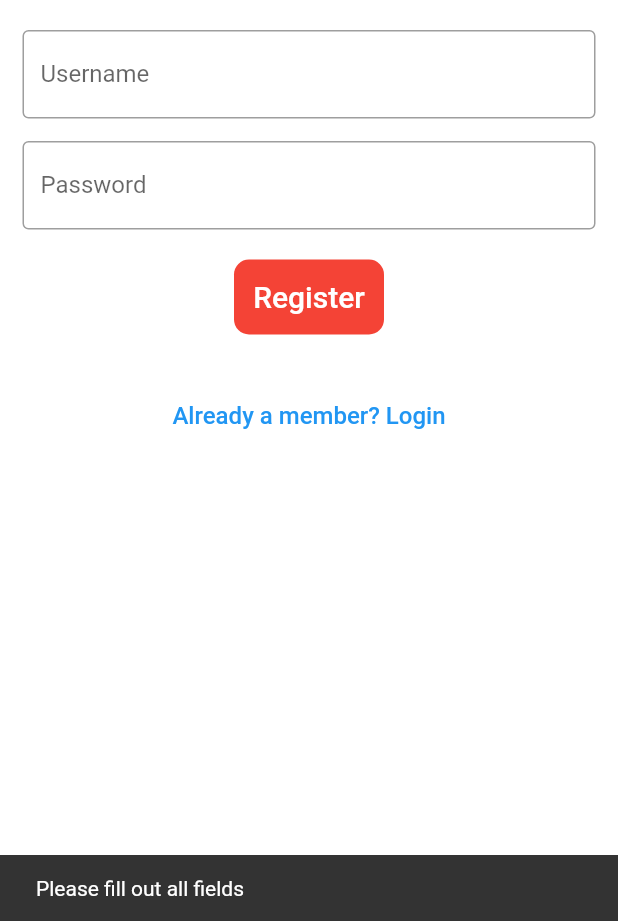
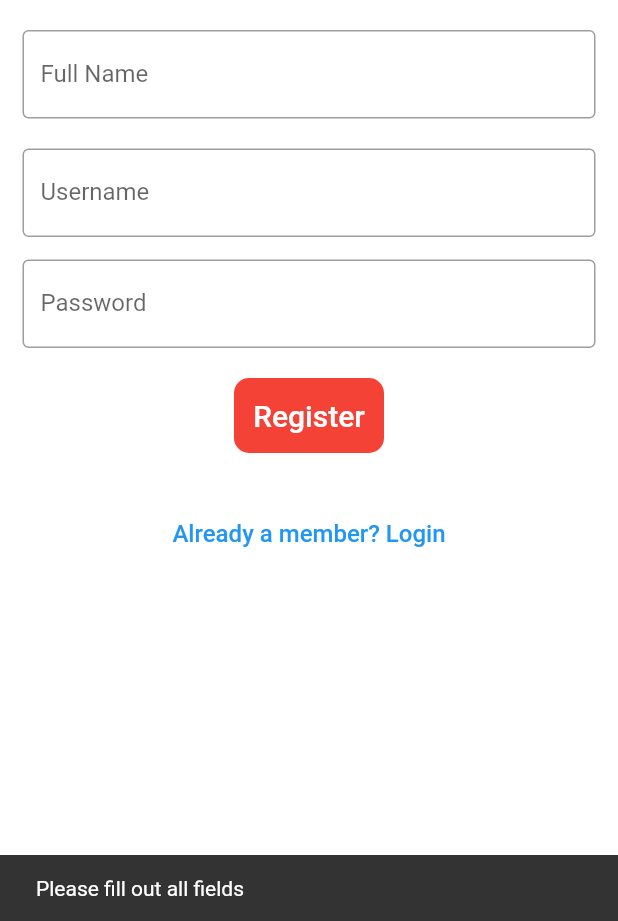
Before and after one commit to aagatpokhrel/Narrator, a Flutter app: the RegisterScreen screen opened directly, after a tap on "Register", on a phone screen of 412 x 824 dp, the part 315-1236 px from its top. Run offline on Flutter 3.47's test engine with Material 2 defaults, Android fonts, the phone set to English and light mode, and no system bars; our stand-ins replace audioplayers, file_picker, flutter_tts, settings_ui, speech_to_text, splashscreen; missing offline and left inert: flutter_azure_tts.

Commit message:
narrator app completed

```diff
--- a/lib/screens/register_screen.dart
+++ b/lib/screens/register_screen.dart
@@ -12,6 +12,7 @@ class RegisterScreen extends StatefulWidget {
 class _RegisterScreenState extends State<RegisterScreen> {
   String username = '';
   String password = '';
+  String fullname = '';
   late Session session;
 
   @override
@@ -34,6 +35,24 @@ class _RegisterScreenState extends State<RegisterScreen> {
                     width: 200,
                     height: 150,
                     child: Image.asset('assets/images/logo.png')),
+              ),
+            ),
+            Padding(
+              padding: const EdgeInsets.fromLTRB(
+                15.0,
+                20.0,
+                15.0,
+                0.0,
+              ),
+              child: TextField(
+                onChanged: (value) {
+                  fullname = value;
+                },
+                textInputAction: TextInputAction.next,
+                decoration:const InputDecoration(
+                    border: OutlineInputBorder(),
+                    labelText: 'Full Name',
+                    hintText: 'Enter Full Name'),
               ),
             ),
             Padding(
@@ -93,8 +112,7 @@ class _RegisterScreenState extends State<RegisterScreen> {
                     );
                     return;
                   }
-
-                  final bool checkError = await session.addUser(username,password);
+                  final bool checkError = await session.addUser(fullname,username,password);
                   if (checkError){
                     ScaffoldMessenger.of(context).showSnackBar(
                     const SnackBar(
--- a/lib/screens/welcome_screen.dart
+++ b/lib/screens/welcome_screen.dart
@@ -13,7 +13,7 @@ class _WelcomeScreenState extends State<WelcomeScreen> {
   @override
   Widget build(BuildContext context) {
     return SplashScreen(
-      seconds: 3,
+      seconds: 2,
       navigateAfterSeconds: LoginScreen(),
       title: const Text(
         'Narrator',
--- a/lib/utils/constants.dart
+++ b/lib/utils/constants.dart
@@ -3,4 +3,14 @@ import 'package:flutter/material.dart';
 const kPrimaryColor = Color(0xFF6F35A5);
 const kPrimaryLightColor = Color(0xFFF1E6FF);
 
-const baseUrl = 'http://192.168.1.69:80/';
+const baseUrl = 'http://192.168.1.66:80/';
+
+//the below presents the constant dialog maps
+
+Map<String,String> dialog = {
+  'hello':  'Hi There, How can I help you?',
+  'hi': 'Hello There, How can I help you?',
+  'how are you': 'I am good. How about you?',
+  'what is your name': 'I have no name. But people call me Narrator',
+  'i am fine': 'well good to know. so lets get started.'
+};
--- a/pubspec.yaml
+++ b/pubspec.yaml
@@ -35,7 +35,6 @@ dependencies:
   # Use with the CupertinoIcons class for iOS style icons.
   cupertino_icons: ^1.0.2
   speech_to_text: ^5.4.2
-  avatar_glow: ^2.0.2
   file_picker: ^4.3.2
   http: ^0.13.4
   splashscreen: ^1.3.5
```
Also changed, not shown: lib/screens/account_screen.dart (+37 -19 lines), lib/screens/content_screen.dart (+24 -20 lines), lib/screens/home_screen.dart (+6 -1 lines), lib/utils/session_data.dart (+15 -12 lines), lib/utils/voice_handler.dart (+17 -5 lines), pubspec.lock.
